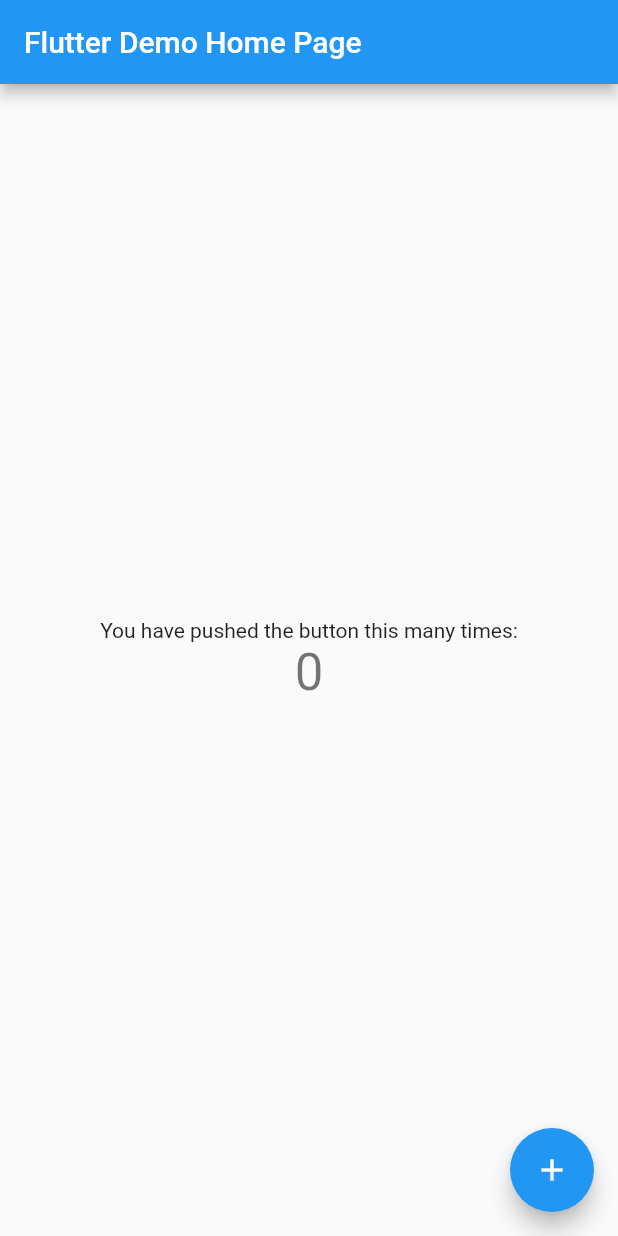
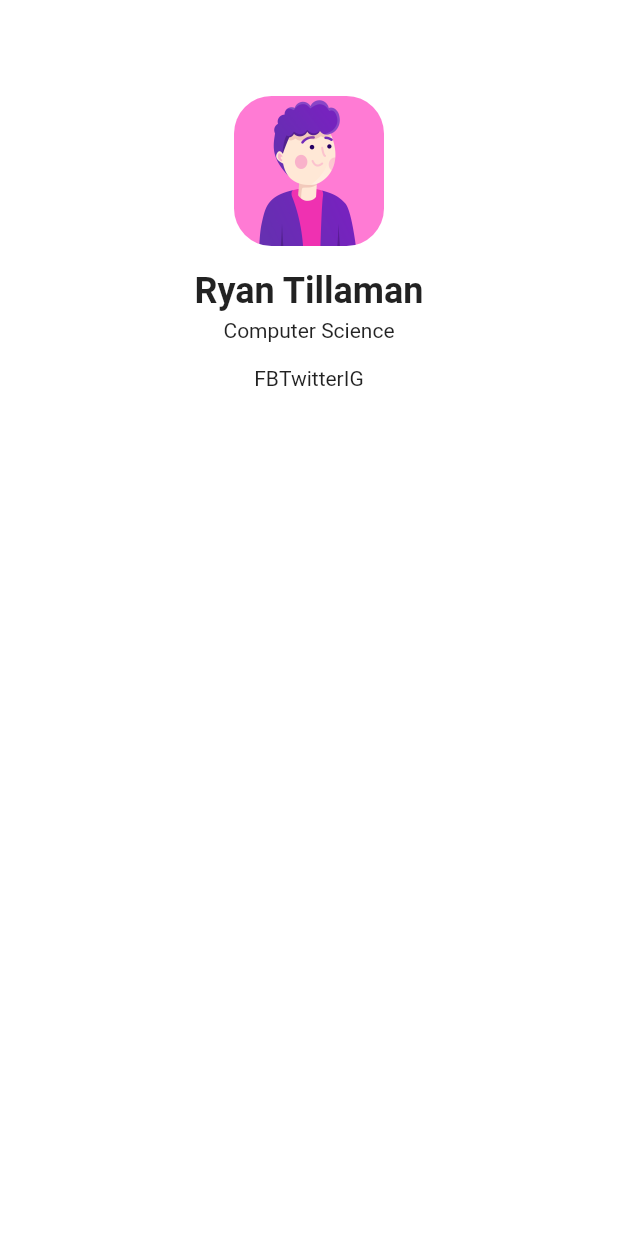
Before and after one commit to yell66w/profile-ui, a Flutter app: the screen it shows after launch, on a phone screen of 412 x 824 dp. Run offline on Flutter 3.47's test engine with Material 2 defaults, Android fonts, the phone set to English and light mode, and no system bars.

Commit message:
added initial profile info

```diff
--- a/lib/main.dart
+++ b/lib/main.dart
@@ -1,115 +1,75 @@
 import 'package:flutter/material.dart';
+import 'package:flutter/widgets.dart';
 
 void main() {
-  runApp(const MyApp());
+  runApp(const Profile());
 }
 
-class MyApp extends StatelessWidget {
-  const MyApp({Key? key}) : super(key: key);
+class Profile extends StatelessWidget {
+  const Profile({Key? key}) : super(key: key);
 
-  // This widget is the root of your application.
   @override
   Widget build(BuildContext context) {
     return MaterialApp(
-      title: 'Flutter Demo',
-      theme: ThemeData(
-        // This is the theme of your application.
-        //
-        // Try running your application with "flutter run". You'll see the
-        // application has a blue toolbar. Then, without quitting the app, try
-        // changing the primarySwatch below to Colors.green and then invoke
-        // "hot reload" (press "r" in the console where you ran "flutter run",
-        // or simply save your changes to "hot reload" in a Flutter IDE).
-        // Notice that the counter didn't reset back to zero; the application
-        // is not restarted.
-        primarySwatch: Colors.blue,
+      debugShowCheckedModeBanner: false,
+      title: "Profile",
+      home: Scaffold(
+        appBar: AppBar(
+          title: const Text("Profile"),
+          backgroundColor: Colors.white,
+          elevation: 0,
         ),
-      home: const MyHomePage(title: 'Flutter Demo Home Page'),
-    );
-  }
-}
-
-class MyHomePage extends StatefulWidget {
-  const MyHomePage({Key? key, required this.title}) : super(key: key);
-
-  // This widget is the home page of your application. It is stateful, meaning
-  // that it has a State object (defined below) that contains fields that affect
-  // how it looks.
-
-  // This class is the configuration for the state. It holds the values (in this
-  // case the title) provided by the parent (in this case the App widget) and
-  // used by the build method of the State. Fields in a Widget subclass are
-  // always marked "final".
-
-  final String title;
-
-  @override
-  State<MyHomePage> createState() => _MyHomePageState();
-}
-
-class _MyHomePageState extends State<MyHomePage> {
-  int _counter = 0;
-
-  void _incrementCounter() {
-    setState(() {
-      // This call to setState tells the Flutter framework that something has
-      // changed in this State, which causes it to rerun the build method below
-      // so that the display can reflect the updated values. If we changed
-      // _counter without calling setState(), then the build method would not be
-      // called again, and so nothing would appear to happen.
-      _counter++;
-    });
-  }
-
-  @override
-  Widget build(BuildContext context) {
-    // This method is rerun every time setState is called, for instance as done
-    // by the _incrementCounter method above.
-    //
-    // The Flutter framework has been optimized to make rerunning build methods
-    // fast, so that you can just rebuild anything that needs updating rather
-    // than having to individually change instances of widgets.
-    return Scaffold(
-      appBar: AppBar(
-        // Here we take the value from the MyHomePage object that was created by
-        // the App.build method, and use it to set our appbar title.
-        title: Text(widget.title),
+        body: Container(
+          padding: const EdgeInsets.all(8.0),
+          color: Colors.white,
+          child: Column(
+            children: [
+              Center(
+                child: Column(
+                  children: [
+                    ClipRRect(
+                      borderRadius: BorderRadius.circular(25.0),
+                      child: const Image(
+                        image: AssetImage("assets/profile.png"),
+                        height: 100.0,
+                        width: 100.0,
+                        fit: BoxFit.cover,
                       ),
-      body: Center(
-        // Center is a layout widget. It takes a single child and positions it
-        // in the middle of the parent.
+                    ),
+                    const SizedBox(
+                      height: 16,
+                    ),
+                    Container(
+                      margin: const EdgeInsets.only(bottom: 16),
                       child: Column(
-          // Column is also a layout widget. It takes a list of children and
-          // arranges them vertically. By default, it sizes itself to fit its
-          // children horizontally, and tries to be as tall as its parent.
-          //
-          // Invoke "debug painting" (press "p" in the console, choose the
-          // "Toggle Debug Paint" action from the Flutter Inspector in Android
-          // Studio, or the "Toggle Debug Paint" command in Visual Studio Code)
-          // to see the wireframe for each widget.
-          //
-          // Column has various properties to control how it sizes itself and
-          // how it positions its children. Here we use mainAxisAlignment to
-          // center the children vertically; the main axis here is the vertical
-          // axis because Columns are vertical (the cross axis would be
-          // horizontal).
+                        children: const [
+                          Text(
+                            "Ryan Tillaman",
+                            style: TextStyle(
+                                fontWeight: FontWeight.bold, fontSize: 24),
+                          ),
+                          SizedBox(
+                            height: 4,
+                          ),
+                          Text("Computer Science")
+                        ],
+                      ),
+                    ),
+                    Row(
                       mainAxisAlignment: MainAxisAlignment.center,
-          children: <Widget>[
-            const Text(
-              'You have pushed the button this many times:',
-            ),
-            Text(
-              '$_counter',
-              style: Theme.of(context).textTheme.headline4,
+                      children: const [
+                        Text("FB"),
+                        Text("Twitter"),
+                        Text("IG"),
+                      ],
                     ),
                   ],
                 ),
               ),
-      floatingActionButton: FloatingActionButton(
-        onPressed: _incrementCounter,
-        tooltip: 'Increment',
-        child: const Icon(Icons.add),
-      ), // This trailing comma makes auto-formatting nicer for build methods.
+            ],
+          ),
+        ),
+      ),
     );
   }
 }
--- a/pubspec.yaml
+++ b/pubspec.yaml
@@ -58,8 +58,8 @@ flutter:
   uses-material-design: true
 
   # To add assets to your application, add an assets section, like this:
-  # assets:
-  #   - images/a_dot_burr.jpeg
+  assets:
+    - assets/
   #   - images/a_dot_ham.jpeg
 
   # An image asset can refer to one or more resolution-specific "variants", see
```
Also changed, not shown: assets/profile.png (added). Lines whose indentation alone changed are shown as unchanged.
